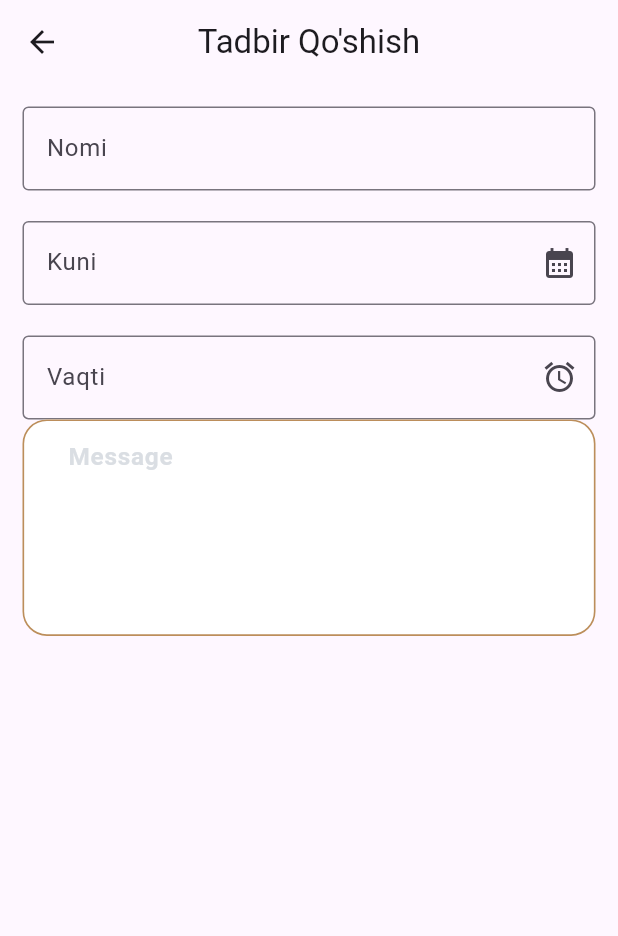
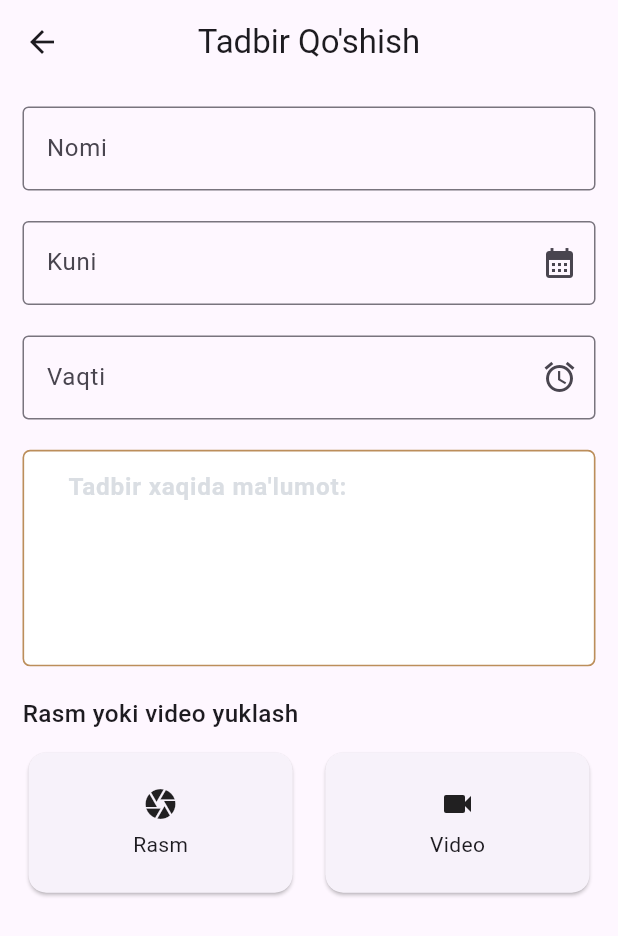
Before and after one commit to khusantoy/Tadbiro, a Flutter app: the AddEventScreen screen opened by its route, on a phone screen of 412 x 824 dp. Shown: the top 936 px of the screen. Run offline on Flutter 3.47's test engine with Material 3 defaults, Android fonts, the phone set to English and light mode, and no system bars; our stand-ins replace bloc, cloud_firestore, firebase_auth, firebase_core, firebase_storage, flutter_bloc and 5 more; accounts and stored records are empty; network calls fail.

Commit message:
added create event screen

```diff
--- a/lib/ui/screens/add_event_screen.dart
+++ b/lib/ui/screens/add_event_screen.dart
@@ -31,6 +31,7 @@ class _AddEventScreenState extends State<AddEventScreen> {
       body: Padding(
         padding: const EdgeInsets.all(15.0),
         child: Column(
+          crossAxisAlignment: CrossAxisAlignment.start,
           children: [
             TextFormField(
               decoration: const InputDecoration(
@@ -65,12 +66,15 @@ class _AddEventScreenState extends State<AddEventScreen> {
               ),
             ),
             SizedBox(
+              height: 20.h,
+            ),
+            SizedBox(
               child: TextFormField(
                 controller: messageController,
                 onChanged: (value) {},
                 validator: (value) {
                   if (value == null || value.trim().isEmpty) {
-                    return "Fill this space!";
+                    return "Maydonni to'ldiring!";
                   }
                   return null;
                 },
@@ -83,7 +87,7 @@ class _AddEventScreenState extends State<AddEventScreen> {
                       width: 1,
                     ),
                     borderRadius: BorderRadius.all(
-                      Radius.circular(16.r),
+                      Radius.circular(5.r),
                     ),
                   ),
                   contentPadding: EdgeInsets.symmetric(
@@ -93,20 +97,20 @@ class _AddEventScreenState extends State<AddEventScreen> {
                   filled: true,
                   fillColor: Colors.white,
                   enabledBorder: OutlineInputBorder(
-                    borderRadius: BorderRadius.circular(16.r),
+                    borderRadius: BorderRadius.circular(5.r),
                     borderSide: BorderSide(
                       color: AppColors.primaryColor,
                       width: 1.w,
                     ),
                   ),
                   focusedBorder: OutlineInputBorder(
-                    borderRadius: BorderRadius.circular(16.r),
+                    borderRadius: BorderRadius.circular(5.r),
                     borderSide: BorderSide(
                       color: AppColors.primaryColor,
                       width: 1.w,
                     ),
                   ),
-                  hintText: "Message",
+                  hintText: "Tadbir xaqida ma'lumot:",
                   hintStyle: TextStyle(
                     fontSize: 16.sp,
                     fontWeight: FontWeight.w600,
@@ -116,6 +120,58 @@ class _AddEventScreenState extends State<AddEventScreen> {
                 ),
               ),
             ),
+            SizedBox(
+              height: 20.h,
+            ),
+            Text(
+              "Rasm yoki video yuklash",
+              style: TextStyle(
+                fontSize: 16.sp,
+                fontWeight: FontWeight.w500,
+              ),
+            ),
+            SizedBox(
+              height: 10.h,
+            ),
+            Row(
+              mainAxisAlignment: MainAxisAlignment.spaceBetween,
+              children: [
+                SizedBox(
+                  width: MediaQuery.of(context).size.width * 0.5 - 20.w,
+                  height: 100.h,
+                  child: const Card(
+                    child: Column(
+                      mainAxisAlignment: MainAxisAlignment.center,
+                      crossAxisAlignment: CrossAxisAlignment.center,
+                      children: [
+                        Icon(Icons.camera),
+                        SizedBox(
+                          height: 5,
+                        ),
+                        Text("Rasm"),
+                      ],
+                    ),
+                  ),
+                ),
+                SizedBox(
+                  width: MediaQuery.of(context).size.width * 0.5 - 20.w,
+                  height: 100.h,
+                  child: const Card(
+                    child: Column(
+                      mainAxisAlignment: MainAxisAlignment.center,
+                      crossAxisAlignment: CrossAxisAlignment.center,
+                      children: [
+                        Icon(Icons.videocam),
+                        SizedBox(
+                          height: 5,
+                        ),
+                        Text("Video"),
+                      ],
+                    ),
+                  ),
+                ),
+              ],
+            )
           ],
         ),
       ),
```
